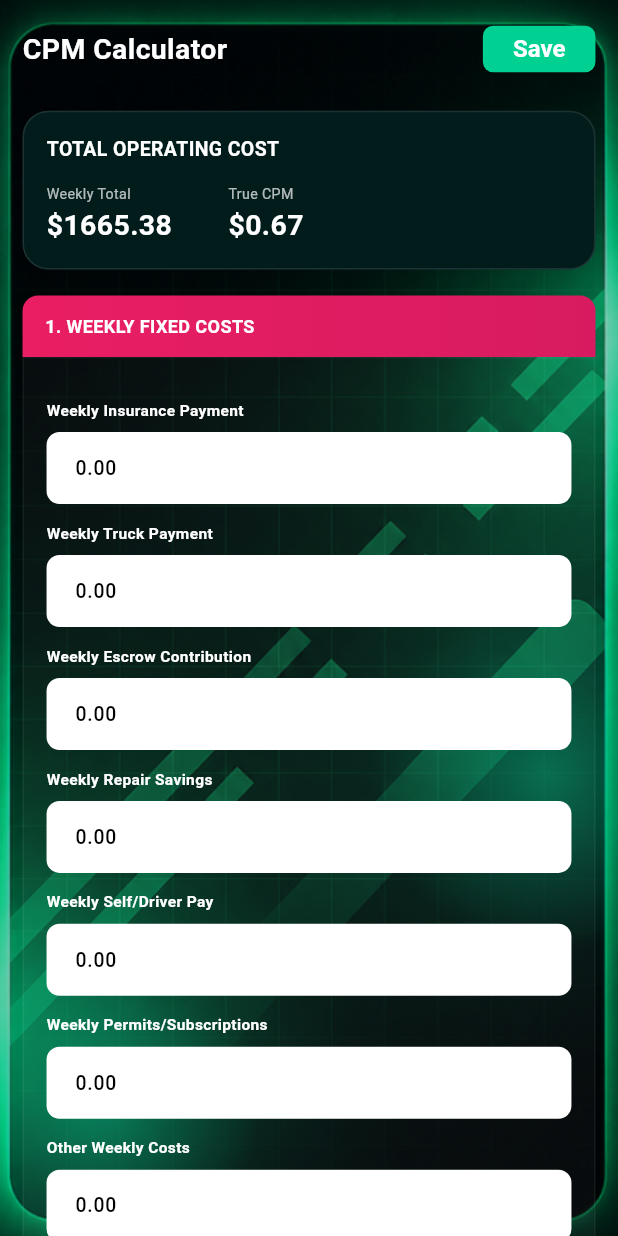
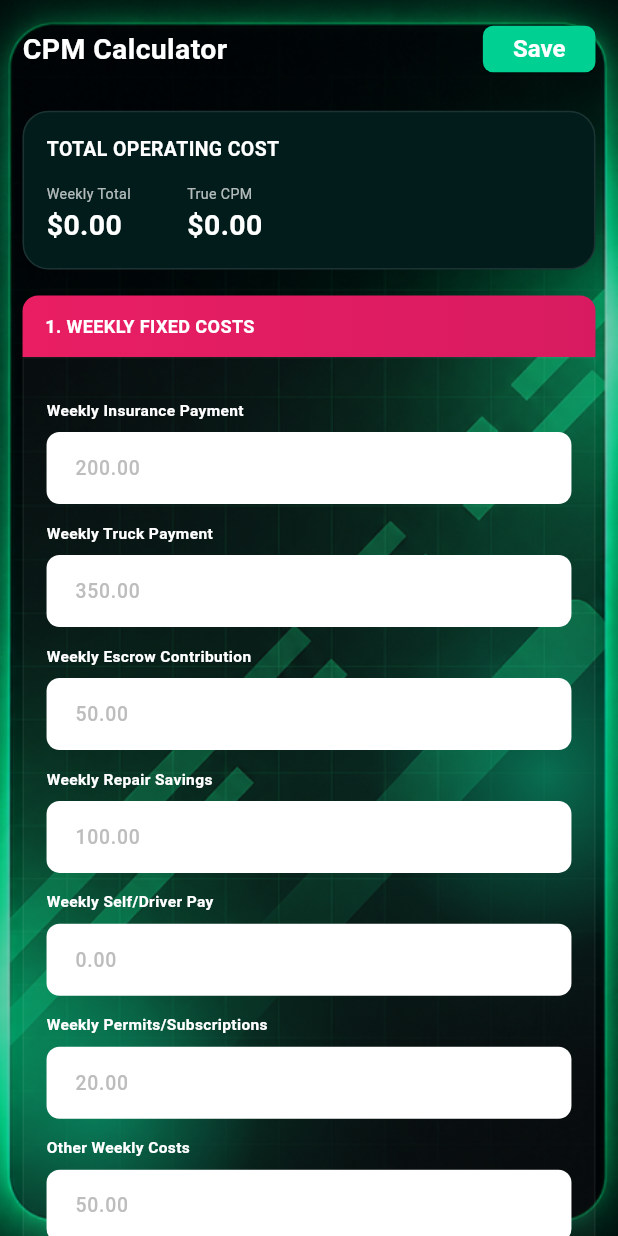
Before and after one commit to Mohosin075/truckcalc-freight2you-app, a Flutter app: the CostsPage screen opened directly, on a phone screen of 412 x 824 dp. Run offline on Flutter 3.47's test engine with Material 3 defaults, Android fonts, the phone set to English and light mode, and no system bars; our stand-ins replace cached_network_image, carousel_slider, dio, firebase_core, firebase_messaging, flutter_local_notifications and 15 more; missing offline and left inert: flutter_file_dialog, flutter_polyline_points; accounts and stored records are empty; project files that could hold a hidden picture were left out.

Commit message:
feat: implement load calculator, rate planner, and cost analysis screens with real-time calculation and saving functionality

```diff
--- a/lib/View/Screen/BottomNavBarScreen/costs_page.dart
+++ b/lib/View/Screen/BottomNavBarScreen/costs_page.dart
@@ -14,22 +14,22 @@
 
 class _CostsPageState extends State<CostsPage> {
   // Fixed costs controllers
-  final TextEditingController _insuranceController = TextEditingController(text: '0.00');
-  final TextEditingController _truckPaymentController = TextEditingController(text: '0.00');
-  final TextEditingController _escrowController = TextEditingController(text: '0.00');
-  final TextEditingController _repairSavingsController = TextEditingController(text: '0.00');
-  final TextEditingController _driverPayFixedController = TextEditingController(text: '0.00');
-  final TextEditingController _permitsController = TextEditingController(text: '0.00');
-  final TextEditingController _otherFixedController = TextEditingController(text: '0.00');
+  final TextEditingController _insuranceController = TextEditingController();
+  final TextEditingController _truckPaymentController = TextEditingController();
+  final TextEditingController _escrowController = TextEditingController();
+  final TextEditingController _repairSavingsController = TextEditingController();
+  final TextEditingController _driverPayFixedController = TextEditingController();
+  final TextEditingController _permitsController = TextEditingController();
+  final TextEditingController _otherFixedController = TextEditingController();
 
   // Variable costs controllers
-  final TextEditingController _milesPerWeekController = TextEditingController(text: '2500');
-  final TextEditingController _avgMPGController = TextEditingController(text: '6.5');
-  final TextEditingController _fuelPriceController = TextEditingController(text: '3.50');
-  final TextEditingController _oilChangesYearController = TextEditingController(text: '12');
-  final TextEditingController _costPerOilChangeController = TextEditingController(text: '300');
-  final TextEditingController _tireCostYearController = TextEditingController(text: '5000');
-  final TextEditingController _maintenanceCostYearController = TextEditingController(text: '8000');
+  final TextEditingController _milesPerWeekController = TextEditingController();
+  final TextEditingController _avgMPGController = TextEditingController();
+  final TextEditingController _fuelPriceController = TextEditingController();
+  final TextEditingController _oilChangesYearController = TextEditingController();
+  final TextEditingController _costPerOilChangeController = TextEditingController();
+  final TextEditingController _tireCostYearController = TextEditingController();
+  final TextEditingController _maintenanceCostYearController = TextEditingController();
 
   double totalWeeklyFixed = 0.0;
   double weeklyFuelCost = 0.0;
@@ -274,13 +274,13 @@
       ),
       child: Column(
         children: [
-          _buildInputField('Weekly Insurance Payment', _insuranceController),
-          _buildInputField('Weekly Truck Payment', _truckPaymentController),
-          _buildInputField('Weekly Escrow Contribution', _escrowController),
-          _buildInputField('Weekly Repair Savings', _repairSavingsController),
-          _buildInputField('Weekly Self/Driver Pay', _driverPayFixedController),
-          _buildInputField('Weekly Permits/Subscriptions', _permitsController),
-          _buildInputField('Other Weekly Costs', _otherFixedController),
+          _buildInputField('Weekly Insurance Payment', _insuranceController, hintText: '200.00'),
+          _buildInputField('Weekly Truck Payment', _truckPaymentController, hintText: '350.00'),
+          _buildInputField('Weekly Escrow Contribution', _escrowController, hintText: '50.00'),
+          _buildInputField('Weekly Repair Savings', _repairSavingsController, hintText: '100.00'),
+          _buildInputField('Weekly Self/Driver Pay', _driverPayFixedController, hintText: '0.00'),
+          _buildInputField('Weekly Permits/Subscriptions', _permitsController, hintText: '20.00'),
+          _buildInputField('Other Weekly Costs', _otherFixedController, hintText: '50.00'),
           SizedBox(height: 16.h),
           _buildDarkResultBox('TOTAL WEEKLY FIXED COSTS', '\$${totalWeeklyFixed.toStringAsFixed(2)}'),
         ],
@@ -298,29 +298,29 @@
       ),
       child: Column(
         children: [
-          _buildInputField('Miles Driven Per Week', _milesPerWeekController, isInt: true),
+          _buildInputField('Miles Driven Per Week', _milesPerWeekController, isInt: true, hintText: '2500'),
           Row(
             children: [
-              Expanded(child: _buildInputField('Average MPG', _avgMPGController)),
+              Expanded(child: _buildInputField('Average MPG', _avgMPGController, hintText: '6.5')),
               SizedBox(width: 16.w),
-              Expanded(child: _buildInputField('Avg Fuel Price (\$ /gal)', _fuelPriceController)),
+              Expanded(child: _buildInputField('Avg Fuel Price (\$ /gal)', _fuelPriceController, hintText: '3.50')),
             ],
           ),
           _buildDarkResultBox('WEEKLY FUEL COST', '\$${weeklyFuelCost.toStringAsFixed(2)}'),
           SizedBox(height: 16.h),
           Row(
             children: [
-              Expanded(child: _buildInputField('Oil Changes/Year', _oilChangesYearController, isInt: true)),
+              Expanded(child: _buildInputField('Oil Changes/Year', _oilChangesYearController, isInt: true, hintText: '12')),
               SizedBox(width: 16.w),
-              Expanded(child: _buildInputField('Cost Per Oil Change', _costPerOilChangeController)),
+              Expanded(child: _buildInputField('Cost Per Oil Change', _costPerOilChangeController, hintText: '300')),
             ],
           ),
           _buildDarkResultBox('WEEKLY OIL CHANGE COST', '\$${weeklyOilChangeCost.toStringAsFixed(2)}'),
           SizedBox(height: 16.h),
-          _buildInputField('Tire Cost Per Year', _tireCostYearController),
+          _buildInputField('Tire Cost Per Year', _tireCostYearController, hintText: '3000'),
           _buildDarkResultBox('WEEKLY TIRE COST', '\$${weeklyTireCost.toStringAsFixed(2)}'),
           SizedBox(height: 16.h),
-          _buildInputField('Maintenance Cost Per Year', _maintenanceCostYearController),
+          _buildInputField('Maintenance Cost Per Year', _maintenanceCostYearController, hintText: '5000'),
           _buildDarkResultBox('WEEKLY MAINTENANCE COST', '\$${weeklyMaintenanceCost.toStringAsFixed(2)}'),
           SizedBox(height: 16.h),
           _buildDarkResultBox('TOTAL WEEKLY VARIABLE COSTS', '\$${totalWeeklyVariable.toStringAsFixed(2)}', isLargeValue: true),
@@ -429,7 +429,7 @@
     );
   }
 
-  Widget _buildInputField(String label, TextEditingController controller, {bool isInt = false}) {
+  Widget _buildInputField(String label, TextEditingController controller, {bool isInt = false, String? hintText}) {
     return Column(
       crossAxisAlignment: CrossAxisAlignment.start,
       children: [
@@ -444,7 +444,7 @@
           decoration: InputDecoration(
             fillColor: Colors.white,
             filled: true,
-            hintText: '0.00',
+            hintText: hintText ?? (isInt ? '0' : '0.00'),
             hintStyle: TextStyle(color: Colors.grey.shade400),
             contentPadding: EdgeInsets.symmetric(horizontal: 16.w, vertical: 12.h),
             border: OutlineInputBorder(borderRadius: BorderRadius.circular(10.r), borderSide: BorderSide.none),
```
Also changed, not shown: lib/View/Screen/BottomNavBarScreen/load_calculator_page.dart (+19 -18 lines), lib/View/Screen/BottomNavBarScreen/rate_planner_page.dart (+14 -14 lines).
